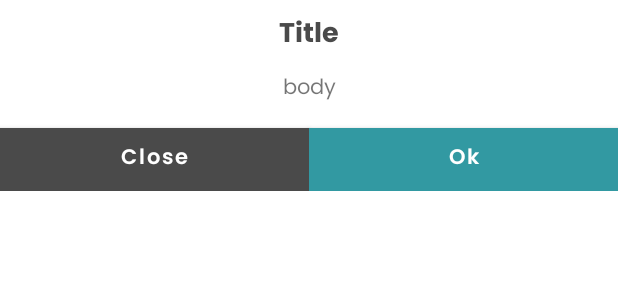
After one commit to hoonweemeng/recipefarm-android, an Android app: the layout dialog.xml on its own in the app's theme, with its tools: preview values and no code run, on a phone screen of 412 x 824 dp. The commit adds this screen. Shown: the top 300 px of the screen. Run offline under Robolectric (Android 15) with nearby library versions, the phone set to English and light mode, and no system bars.

Commit message:
Added custom dialog

```diff
--- a/app/src/main/java/com/app/recipefarm/onboarding/RegisterFragment.java
+++ b/app/src/main/java/com/app/recipefarm/onboarding/RegisterFragment.java
@@ -15,6 +15,8 @@ import android.widget.TextView;
 
 import com.app.recipefarm.MainActivity;
 import com.app.recipefarm.R;
+import com.app.recipefarm.core.RFActivity;
+import com.app.recipefarm.core.RFDialog;
 import com.app.recipefarm.core.RFFragment;
 
 public class RegisterFragment extends RFFragment {
@@ -37,7 +39,9 @@ public class RegisterFragment extends RFFragment {
     }
 
     private void onSubmit() {
-        backToHome();
+        RFDialog dialog = new RFDialog(getContext(), "Error", "this username exists", "Ok", "Close", null);
+        dialog.show();
+        //backToHome();
     }
 
 }
--- /dev/null
+++ b/app/src/main/res/layout/dialog.xml
@@ -0,0 +1,61 @@
+<?xml version="1.0" encoding="utf-8"?>
+<LinearLayout xmlns:android="http://schemas.android.com/apk/res/android"
+    xmlns:app="http://schemas.android.com/apk/res-auto"
+    android:layout_width="match_parent"
+    android:layout_height="wrap_content"
+    android:orientation="vertical">
+
+    <TextView
+        android:id="@+id/dialogTitleText"
+        android:layout_width="match_parent"
+        android:minWidth="300dp"
+        android:layout_height="wrap_content"
+        android:fontFamily="@font/poppins_bold"
+        android:paddingTop="8dp"
+        android:paddingBottom="8dp"
+        android:text="Title"
+        android:textAlignment="center"
+        android:textAllCaps="false"
+        android:textColor="@color/dark_grey"
+        android:textSize="18sp" />
+
+    <TextView
+        android:id="@+id/dialogBodyText"
+        android:layout_width="match_parent"
+        android:layout_height="wrap_content"
+        android:fontFamily="@font/poppins_regular"
+        android:text="body"
+        android:paddingBottom="8dp"
+        android:textSize="14sp"
+        android:textAlignment="center" />
+
+    <LinearLayout
+        android:layout_width="match_parent"
+        android:layout_height="match_parent"
+        android:orientation="horizontal">
+
+        <Button
+            android:id="@+id/negBtn"
+            android:layout_width="wrap_content"
+            android:layout_height="match_parent"
+            android:layout_weight="1"
+            android:backgroundTint="@color/dark_grey"
+            android:textSize="14sp"
+            android:fontFamily="@font/poppins_semibold"
+            android:insetBottom="0dp"
+            android:text="Close"
+            app:cornerRadius="0dp" />
+
+        <Button
+            android:id="@+id/posBtn"
+            android:layout_width="wrap_content"
+            android:layout_height="wrap_content"
+            android:layout_weight="1"
+            android:textSize="14sp"
+            android:fontFamily="@font/poppins_semibold"
+            android:insetBottom="0dp"
+            android:text="Ok"
+            app:cornerRadius="0dp" />
+    </LinearLayout>
+
+</LinearLayout>
```
Also changed, not shown: app/src/main/java/com/app/recipefarm/MainActivity.java (+5 -4 lines), app/src/main/java/com/app/recipefarm/core/RFActivity.java (+6 -1 lines), app/src/main/java/com/app/recipefarm/core/RFDialog.java (added, +88 -0 lines), app/src/main/java/com/app/recipefarm/onboarding/LoginFragment.java (+9 -0 lines), app/src/main/java/com/app/recipefarm/utility/Constants.java (+17 -1 lines).
